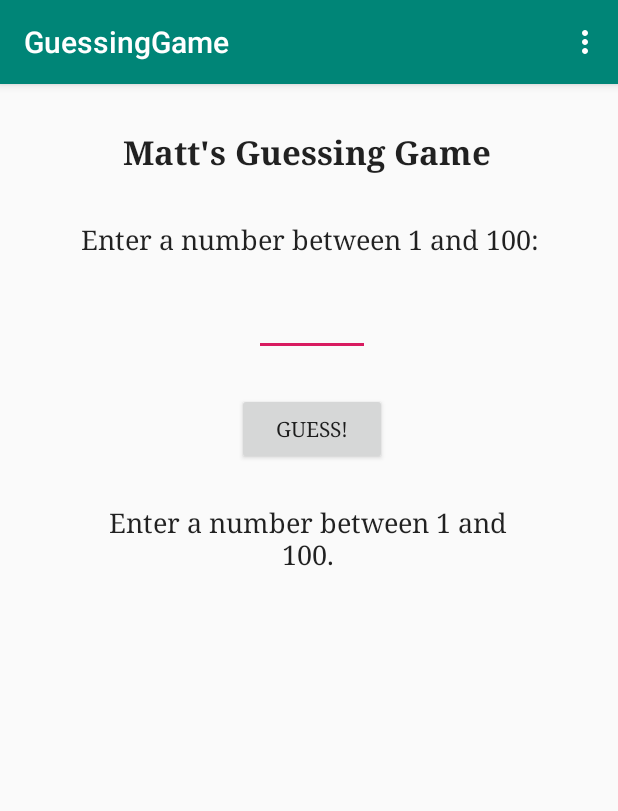
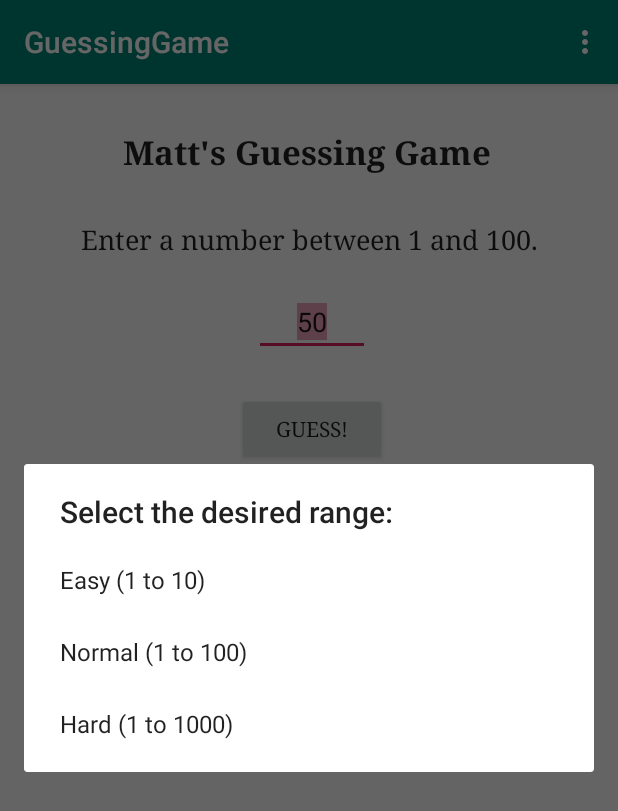
Before and after one commit to MatthewCookUNR/Getting-Started-with-Java, an Android app: the screen it shows after launch (MainActivity), in the options menu, after a tap on "Settings", on a phone screen of 412 x 824 dp. Shown: the top 811 px of the screen. Run offline under Robolectric (Android 15) with nearby library versions, the phone set to English and light mode, and no system bars.

Commit message:
Added menu system and preferences

```diff
--- a/GuessingGame/AndroidApp/app/src/main/java/com/example/guessinggame/MainActivity.java
+++ b/GuessingGame/AndroidApp/app/src/main/java/com/example/guessinggame/MainActivity.java
@@ -1,8 +1,12 @@
 package com.example.guessinggame;
 
+import android.content.DialogInterface;
+import android.content.SharedPreferences;
 import android.os.Bundle;
+import android.preference.PreferenceManager;
 import android.support.design.widget.FloatingActionButton;
 import android.support.design.widget.Snackbar;
+import android.support.v7.app.AlertDialog;
 import android.support.v7.app.AppCompatActivity;
 import android.support.v7.widget.Toolbar;
 import android.view.KeyEvent;
@@ -14,20 +18,30 @@ import android.widget.EditText;
 import android.widget.TextView;
 import android.widget.Toast;
 
-public class MainActivity extends AppCompatActivity {
-
+public class MainActivity extends AppCompatActivity
+{
     private EditText textGuess;
     private Button buttonGuess;
     private Button buttonPlayAgain;
     private TextView labelOut;
     private int numGuesses;
     private int gameNumber;
+    private int guessRange = 100;
+    private TextView labelRange;
+    private boolean gameOver;
 
-    //Generates the guess required for the game
+
+    //Essentially starts the game with a new guess number
+    //Gives a default guess of half of the number range
     public void newGame()
     {
-        gameNumber = (int)(Math.random() * 100 + 1);
-
+        numGuesses = 0;
+        gameOver = false;
+        gameNumber = (int)(Math.random() * guessRange + 1);
+        labelRange.setText("Enter a number between 1 and " + guessRange + ".");
+        textGuess.setText("" + guessRange/2);
+        textGuess.requestFocus();
+        textGuess.selectAll();
     }
 
     //Function checks for the correct guess as well
@@ -39,9 +53,9 @@ public class MainActivity extends AppCompatActivity {
         try
         {
             int convertedGuess = Integer.parseInt(currentGuess);
-            if(convertedGuess > 100 || convertedGuess < 1)
+            if(convertedGuess > guessRange || convertedGuess < 1)
             {
-                message = "Enter a number between 1 and 100.";
+                message = "Enter a number between 1 and " + guessRange + ".";
             }
             else if(convertedGuess < gameNumber)
             {
@@ -57,12 +71,23 @@ public class MainActivity extends AppCompatActivity {
             {
                 numGuesses++;
                 message = convertedGuess + " is correct. You win after " + numGuesses + " tries!";
+                gameOver = true;
+
+                //Increments number of games won in Game Stats
+                SharedPreferences myPreferences =
+                        PreferenceManager.getDefaultSharedPreferences(this);
+                int gamesWon = myPreferences.getInt("gamesWon", 0) + 1;
+                SharedPreferences.Editor myEditor = myPreferences.edit();
+                myEditor.putInt("gamesWon", gamesWon);
+                myEditor.apply();
+
+                //Creates a alert saying you won and makes play again button visible
+                Toast.makeText(MainActivity.this, message, Toast.LENGTH_LONG).show();
                 buttonPlayAgain.setVisibility(View.VISIBLE);
-                Toast.makeText(MainActivity.this, message, Toast.LENGTH_LONG).show();
             }
         } catch(Exception e)
         {
-            message = "Enter a number between 1 and 100.";
+            message = "Enter a number between 1 and " + guessRange + ".";
         } finally
         {
             labelOut.setText(message);
@@ -72,7 +97,8 @@ public class MainActivity extends AppCompatActivity {
     }
 
     @Override
-    protected void onCreate(Bundle savedInstanceState) {
+    protected void onCreate(Bundle savedInstanceState)
+    {
         super.onCreate(savedInstanceState);
         setContentView(R.layout.activity_main);
 
@@ -82,34 +108,48 @@ public class MainActivity extends AppCompatActivity {
         buttonGuess = (Button) findViewById(R.id.buttonGuess);
         labelOut = (TextView) findViewById(R.id.labelOut);
         buttonPlayAgain = (Button) findViewById(R.id.buttonPlayAgain);
+        labelRange = (TextView) findViewById(R.id.gameInstruct);
+        SharedPreferences myPreferences =
+                PreferenceManager.getDefaultSharedPreferences(this);
+        guessRange = myPreferences.getInt("range", 100);
         newGame();
 
-        //Makes hitting the "Guess!" button cause the program to
-        //check for the correct guess
+        //Makes hitting the "Guess!" button cause the program check
+        //for the correct guess if game is currently not over
         buttonGuess.setOnClickListener( new View.OnClickListener()
         {
             @Override
             public void onClick(View v)
             {
-                checkGuess();
+                if(!gameOver)
+                {
+                    checkGuess();
+                }
             }
         });
 
+        //Play again button starts new game and then disappears
         buttonPlayAgain.setOnClickListener(new View.OnClickListener() {
             @Override
             public void onClick(View v) {
                 newGame();
-                labelOut.setText("Once entered, then click \"Guess!\"");
+                String message = "Once entered, then click \"Guess!\"";
+                labelOut.setText(message);
                 buttonPlayAgain.setVisibility(View.INVISIBLE);
             }
         });
 
         //Allows the user to hit "enter" button on their keyboard to submit a guess
+        //if game is currently not over
         textGuess.setOnEditorActionListener(new TextView.OnEditorActionListener() {
             @Override
             public boolean onEditorAction(TextView v, int actionId, KeyEvent event) {
-                checkGuess();
+                if(!gameOver)
+                {
+                    checkGuess();
+                }
                 return true;
+
             }
         });
 
@@ -127,24 +167,108 @@ public class MainActivity extends AppCompatActivity {
     }
 
     @Override
-    public boolean onCreateOptionsMenu(Menu menu) {
+    public boolean onCreateOptionsMenu(Menu menu)
+    {
         // Inflate the menu; this adds items to the action bar if it is present.
         getMenuInflater().inflate(R.menu.menu_main, menu);
         return true;
     }
 
+    //Handles selection of items from the games menu
     @Override
-    public boolean onOptionsItemSelected(MenuItem item) {
-        // Handle action bar item clicks here. The action bar will
-        // automatically handle clicks on the Home/Up button, so long
-        // as you specify a parent activity in AndroidManifest.xml.
+    public boolean onOptionsItemSelected(MenuItem item)
+    {
         int id = item.getItemId();
+        switch (id)
+        {
+            //Allows user to change the settings (range of numbers)
+            case R.id.action_settings:
+                final CharSequence[] choices = {"Easy (1 to 10)", "Normal (1 to 100)",
+                        "Hard (1 to 1000)"};
+                AlertDialog.Builder builder = new AlertDialog.Builder(this);
+                builder.setTitle("Select the desired range:");
+                builder.setItems(choices, new DialogInterface.OnClickListener() {
+                    @Override
+                    public void onClick(DialogInterface dialog, int choice) {
+                        switch(choice)
+                        {
+                            case 0:
+                                guessRange = 10;
+                                storeRange(guessRange);
+                                newGame();
+                                break;
+                            case 1:
+                                guessRange = 100;
+                                storeRange(guessRange);
+                                newGame();
+                                break;
+                            case 2:
+                                guessRange = 1000;
+                                storeRange(guessRange);
+                                newGame();
+                                break;
+                        }
+                        dialog.dismiss();
+                    }
+                });
+                AlertDialog alert = builder.create();
+                alert.show();
+                return true;
 
-        //noinspection SimplifiableIfStatement
-        if (id == R.id.action_settings) {
-            return true;
+            //Starts a new game
+            case R.id.action_newgame:
+                newGame();
+                return true;
+
+            //Shows user the number of games they have won
+            case R.id.action_gamestats:
+                SharedPreferences myPreferences =
+                        PreferenceManager.getDefaultSharedPreferences(this);
+                int gamesWon = myPreferences.getInt("gamesWon", 0);
+                AlertDialog statDialog = new AlertDialog.Builder(MainActivity.this).create();
+                statDialog.setTitle("Guessing Game Stats");
+                statDialog.setMessage("You have won " + gamesWon + " games in total. Awesome!");
+                statDialog.setButton(AlertDialog.BUTTON_NEUTRAL, "Ok",
+                        new DialogInterface.OnClickListener() {
+                            @Override
+                            public void onClick(DialogInterface dialog, int which)
+                            {
+                                dialog.dismiss();
+                            }
+                        });
+                statDialog.show();
+                return true;
+
+            //Displays a bit of information about the game
+            case R.id.action_about:
+                AlertDialog aboutDialog = new AlertDialog.Builder(MainActivity.this).create();
+                aboutDialog.setTitle("About Guessing Game");
+                aboutDialog.setMessage(
+                        "The game was created by Matthew Cook for his own educational purposes.");
+                aboutDialog.setButton(AlertDialog.BUTTON_NEUTRAL, "OK",
+                        new DialogInterface.OnClickListener()
+                        {
+                            @Override
+                            public void onClick(DialogInterface dialog, int which) {
+                                dialog.dismiss();
+                            }
+                        });
+                aboutDialog.show();
+                return true;
+            default:
+                return super.onOptionsItemSelected(item);
         }
+    }
 
-        return super.onOptionsItemSelected(item);
+    //Allows game to keep track of the last selected range of numbers
+    //after being closed
+    public void storeRange(int newRange)
+    {
+        SharedPreferences myPreferences =
+                PreferenceManager.getDefaultSharedPreferences(this);
+        SharedPreferences.Editor myEditor = myPreferences.edit();
+        myEditor.putInt("range", newRange);
+        myEditor.apply();
     }
+
 }
--- a/GuessingGame/AndroidApp/app/src/main/res/layout/content_main.xml
+++ b/GuessingGame/AndroidApp/app/src/main/res/layout/content_main.xml
@@ -112,7 +112,7 @@
         android:layout_alignParentRight="true"
         android:layout_marginStart="156dp"
         android:layout_marginLeft="156dp"
-        android:layout_marginTop="345dp"
+        android:layout_marginTop="331dp"
         android:layout_marginEnd="156dp"
         android:layout_marginRight="156dp"
         android:text="Play Again?"
--- a/GuessingGame/AndroidApp/app/src/main/res/menu/menu_main.xml
+++ b/GuessingGame/AndroidApp/app/src/main/res/menu/menu_main.xml
@@ -1,10 +1,14 @@
-<menu xmlns:android="http://schemas.android.com/apk/res/android"
-    xmlns:app="http://schemas.android.com/apk/res-auto"
-    xmlns:tools="http://schemas.android.com/tools"
-    tools:context="com.example.guessinggame.MainActivity">
+<menu xmlns:android="http://schemas.android.com/apk/res/android">
     <item
         android:id="@+id/action_settings"
-        android:orderInCategory="100"
-        android:title="@string/action_settings"
-        app:showAsAction="never" />
+        android:title="Settings" />
+    <item
+        android:id="@+id/action_newgame"
+        android:title="New Game" />
+    <item
+        android:id="@+id/action_gamestats"
+        android:title="Game Stats" />
+    <item
+        android:id="@+id/action_about"
+        android:title="About" />
 </menu>
```
